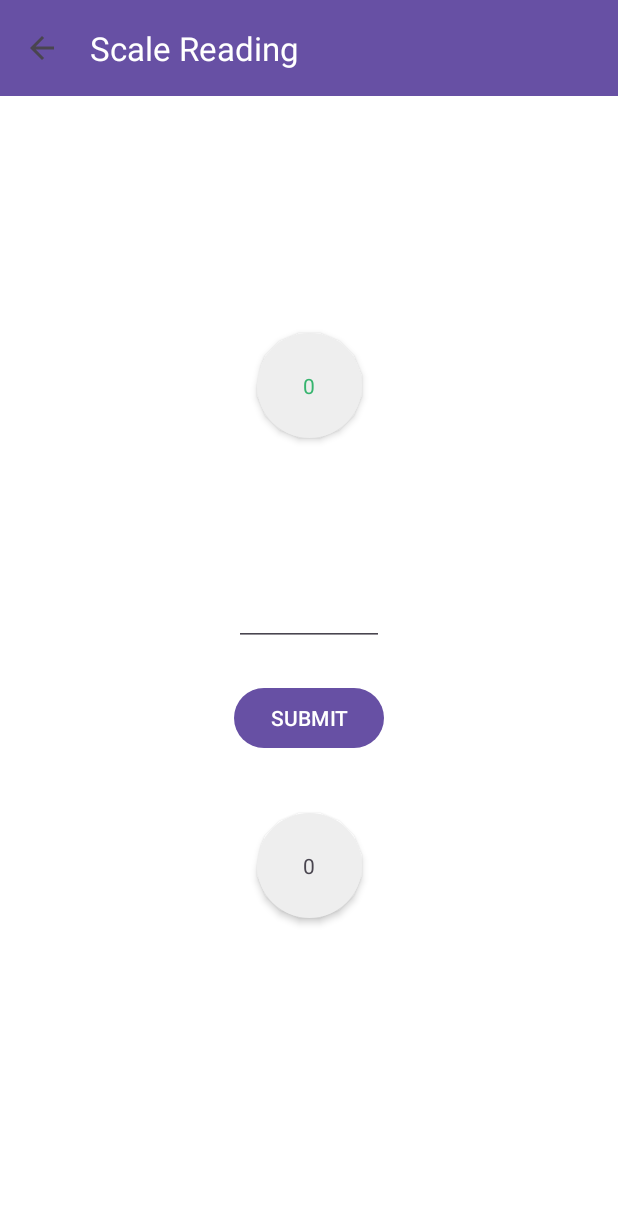
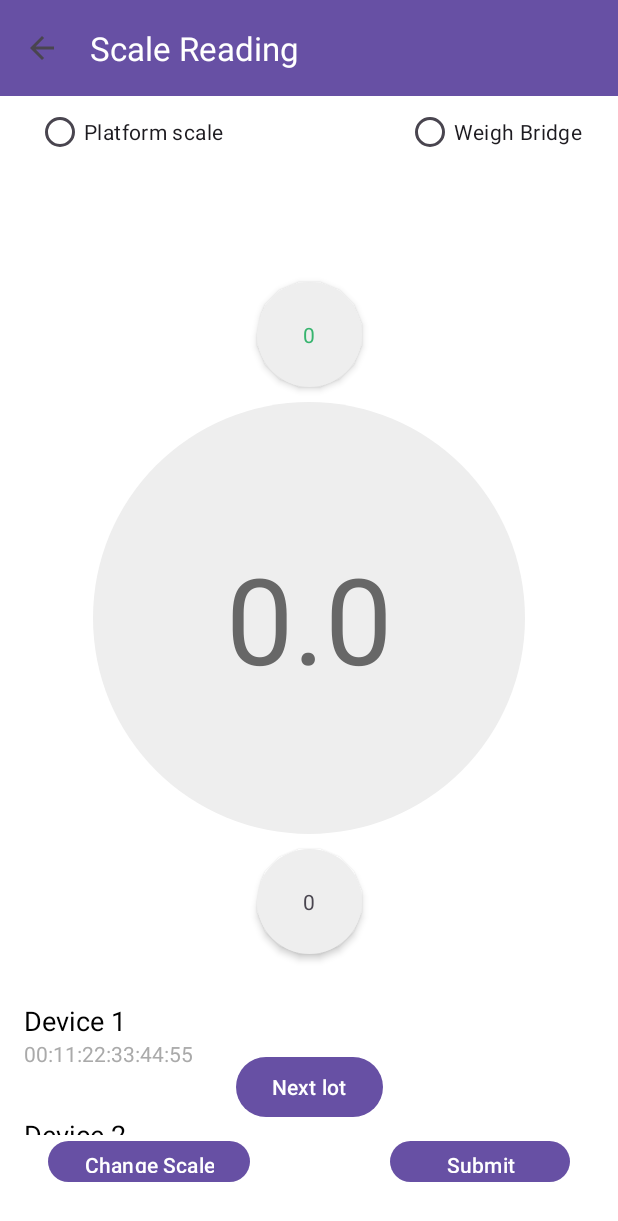
Before and after one commit to samAricha/BluetoothApplication, an Android app: the ScaleActivity screen opened directly, with no data from a screen before it, on a phone screen of 412 x 824 dp. Shown: the top 1221 px of the screen. Run offline under Robolectric (Android 15) with nearby library versions, the phone set to English and light mode, and no system bars; our stand-ins replace Dagger/Hilt's generated code.

Commit message:
feat(ScaleActivity): successfully setup the scale activity class. TODO => connect bluetooth and view devices either paired or not.

```diff
--- /dev/null
+++ b/app/src/main/java/com/teka/bluetoothapplication/BluetoothDeviceModel.kt
@@ -0,0 +1,6 @@
+package com.teka.bluetoothapplication
+
+data class BluetoothDeviceModel(
+    val name: String?,
+    val address: String
+)
--- /dev/null
+++ b/app/src/main/java/com/teka/bluetoothapplication/DeviceAdapter.kt
@@ -0,0 +1,82 @@
+package com.teka.bluetoothapplication
+
+import android.annotation.SuppressLint
+import android.bluetooth.BluetoothDevice
+import android.content.Context
+import android.view.LayoutInflater
+import android.view.View
+import android.view.ViewGroup
+import android.widget.TextView
+import androidx.recyclerview.widget.RecyclerView
+
+class DeviceAdapter(
+    private val context: Context,
+    private val devices: MutableList<BluetoothDeviceModel> = mutableListOf(),
+    private val listener: DeviceListener
+) : RecyclerView.Adapter<DeviceAdapter.DeviceHolder>() {
+
+    private val inflater: LayoutInflater = LayoutInflater.from(context)
+//    private var devices: MutableList<BluetoothDevice> = mutableListOf()
+//    private val listener: DeviceListener = context as DeviceListener
+
+    // Add a new device to the list and notify the adapter
+    fun addDevice(device: BluetoothDeviceModel) {
+        devices.add(device)
+        notifyItemInserted(devices.size - 1)
+    }
+
+    // Add a device at a specific index or replace an existing one by its address
+    @SuppressLint("MissingPermission")
+    fun addDevice(index: Int, device: BluetoothDeviceModel) {
+        for (i in devices.indices) {
+            val d = devices[i]
+            if (d.address == device.address) {
+                if (!d.name.isNullOrEmpty()) {
+                    return  // If the existing device has a non-empty name, return
+                }
+                devices.removeAt(i)
+                notifyItemRemoved(i)
+                break
+            }
+        }
+        devices.add(index, device)
+        notifyItemInserted(index)
+    }
+
+    // Clear the device list
+    fun clear() {
+        devices.clear()
+        notifyDataSetChanged()
+    }
+
+    override fun onCreateViewHolder(parent: ViewGroup, viewType: Int): DeviceHolder {
+        val view = inflater.inflate(R.layout.row_device, parent, false)
+        return DeviceHolder(view)
+    }
+
+    @SuppressLint("MissingPermission")
+    override fun onBindViewHolder(holder: DeviceHolder, position: Int) {
+        val device = devices[position]
+        holder.name.text = device.name ?: "Unknown Device"
+        holder.address.text = device.address
+
+        holder.itemView.setOnClickListener {
+            listener.onDeviceClicked(device)
+        }
+    }
+
+    override fun getItemCount(): Int {
+        return devices.size
+    }
+
+    // ViewHolder to represent each device item
+    inner class DeviceHolder(itemView: View) : RecyclerView.ViewHolder(itemView) {
+        val name: TextView = itemView.findViewById(R.id.name)
+        val address: TextView = itemView.findViewById(R.id.address)
+    }
+
+    // Interface for device click listener
+    interface DeviceListener {
+        fun onDeviceClicked(device: BluetoothDeviceModel)
+    }
+}
--- a/app/src/main/java/com/teka/bluetoothapplication/MyApplication.kt
+++ b/app/src/main/java/com/teka/bluetoothapplication/MyApplication.kt
@@ -2,9 +2,11 @@ package com.teka.bluetoothapplication;
 
 import android.app.Application;
 import android.content.Context
+import dagger.hilt.android.HiltAndroidApp
 
 import timber.log.Timber;
 
+@HiltAndroidApp
 class MyApplication : Application() {
 
     override fun onCreate() {
--- a/app/src/main/java/com/teka/bluetoothapplication/ScaleActivity.kt
+++ b/app/src/main/java/com/teka/bluetoothapplication/ScaleActivity.kt
@@ -1,13 +1,26 @@
 package com.teka.bluetoothapplication
 
+import android.bluetooth.BluetoothDevice
 import android.os.Bundle
+import android.widget.Toast
+import androidx.activity.viewModels
 import androidx.appcompat.app.AppCompatActivity
+import androidx.recyclerview.widget.LinearLayoutManager
+import androidx.recyclerview.widget.RecyclerView
+import com.teka.bluetoothapplication.bluetooth_module.BluetoothViewModel
 import com.teka.bluetoothapplication.databinding.ActivityScaleBinding
+import dagger.hilt.android.AndroidEntryPoint
+
+@AndroidEntryPoint
+class ScaleActivity : AppCompatActivity(), DeviceAdapter.DeviceListener {
+
+    private lateinit var binding: ActivityScaleBinding
+    private val btViewModel: BluetoothViewModel by viewModels()
+
+    private lateinit var deviceAdapter: DeviceAdapter
+    private lateinit var recyclerView: RecyclerView
 
 
-class ScaleActivity : AppCompatActivity() {
-
-    private lateinit var binding: ActivityScaleBinding
 
 
     override fun onCreate(savedInstanceState: Bundle?) {
@@ -17,6 +30,87 @@ class ScaleActivity : AppCompatActivity() {
 
         setSupportActionBar(binding.toolbar)
         supportActionBar?.setDisplayHomeAsUpEnabled(true)
+
+        deviceAdapter = DeviceAdapter(this, listener = this)
+        setupRecyclerView()
+
+
+        binding.scaleGroup.setOnCheckedChangeListener { _, checkedId ->
+            when (checkedId) {
+                R.id.isPlatform -> handlePlatformScale()
+                R.id.isBridge -> handleWeighBridgeScale()
+            }
+        }
+
+        binding.submit.setOnClickListener {
+            submitData()
+        }
+
+        binding.change.setOnClickListener {
+            changeScale()
+        }
+
+        binding.nextCan.setOnClickListener {
+            nextLot()
+        }
+
+        binding.submitTest.setOnClickListener {
+            submitTestData()
+        }
+
+        setupOtherViews()
+        // Add mock Bluetooth devices for testing
+        addMockDevices()
+    }
+
+    // Add mock Bluetooth devices to the adapter
+    private fun addMockDevices() {
+        val mockDevice1 = BluetoothDeviceModel("Device 1", "00:11:22:33:44:55")
+        val mockDevice2 = BluetoothDeviceModel("Device 2", "AA:BB:CC:DD:EE:FF")
+        val mockDevice3 = BluetoothDeviceModel("Device 3", "11:22:33:44:55:66")
+
+        deviceAdapter.addDevice(mockDevice1)
+        deviceAdapter.addDevice(mockDevice2)
+        deviceAdapter.addDevice(mockDevice3)
+    }
+
+
+    private fun setupRecyclerView() {
+        binding.recycler.layoutManager = LinearLayoutManager(this)
+         binding.recycler.adapter = deviceAdapter
+    }
+
+    private fun handlePlatformScale() {
+        // Logic when Platform scale is selected
+    }
+
+    private fun handleWeighBridgeScale() {
+        // Logic when Weigh Bridge is selected
+    }
+
+    private fun submitData() {
+        // Logic to submit data
+    }
+
+    private fun changeScale() {
+        // Logic to change scale
+    }
+
+    private fun nextLot() {
+        // Logic for next lot
+    }
+
+    private fun submitTestData() {
+        val testData = binding.testData.text.toString()
+        // Logic to handle the test data submission
+    }
+
+    private fun setupOtherViews() {
+        // Initialize the progress bar, text views, or any other view-related setup
+    }
+
+    override fun onDeviceClicked(device: BluetoothDeviceModel) {
+        Toast.makeText(this, "Clicked: ${device.name ?: "Unknown"}", Toast.LENGTH_SHORT).show()
     }
 
 }
--- a/app/src/main/res/layout/activity_scale.xml
+++ b/app/src/main/res/layout/activity_scale.xml
@@ -1,5 +1,6 @@
 <?xml version="1.0" encoding="utf-8"?>
-<androidx.constraintlayout.widget.ConstraintLayout xmlns:android="http://schemas.android.com/apk/res/android"
+<androidx.constraintlayout.widget.ConstraintLayout
+    xmlns:android="http://schemas.android.com/apk/res/android"
     xmlns:app="http://schemas.android.com/apk/res-auto"
     xmlns:tools="http://schemas.android.com/tools"
     android:layout_width="match_parent"
@@ -9,6 +10,7 @@
     tools:context=".ScaleActivity">
 
 
+    <!-- Toolbar at the top -->
     <androidx.appcompat.widget.Toolbar
         android:id="@+id/toolbar"
         android:layout_width="match_parent"
@@ -18,170 +20,171 @@
         app:titleTextColor="@color/white"
         app:layout_constraintTop_toTopOf="parent" />
 
+    <!-- RadioGroup for scale type -->
     <RadioGroup
+        android:id="@+id/scaleGroup"
         android:layout_width="match_parent"
         android:layout_height="wrap_content"
+        android:orientation="horizontal"
         android:paddingHorizontal="24dp"
-        android:orientation="horizontal"
-        android:id="@+id/scaleGroup"
-        app:layout_constraintBottom_toTopOf="@+id/quantity"
-        app:layout_constraintEnd_toEndOf="parent"
+        app:layout_constraintTop_toBottomOf="@+id/toolbar"
         app:layout_constraintStart_toStartOf="parent"
-        app:layout_constraintTop_toBottomOf="@+id/toolbar">
+        app:layout_constraintEnd_toEndOf="parent">
 
         <RadioButton
+            android:id="@+id/isPlatform"
             android:layout_width="wrap_content"
             android:layout_height="wrap_content"
-            android:text="Platform scale"
-            android:id="@+id/isPlatform" />
+            android:text="Platform scale" />
 
-        <LinearLayout
-            android:orientation="horizontal"
-            android:id="@+id/space"
+        <View
             android:layout_width="0dp"
             android:layout_height="60dp"
             android:layout_weight="1"/>
 
         <RadioButton
+            android:id="@+id/isBridge"
             android:layout_width="wrap_content"
             android:layout_height="wrap_content"
-            android:text="Weigh Bridge"
-            android:id="@+id/isBridge" />
+            android:text="Weigh Bridge" />
+    </RadioGroup>
 
-    </RadioGroup>
+    <!-- ProgressBar to indicate loading (centered) -->
+    <ProgressBar
+        android:id="@+id/loader"
+        android:layout_width="0dp"
+        android:layout_height="0dp"
+        app:layout_constraintWidth_percent="0.55"
+        app:layout_constraintDimensionRatio="1:1"
+        app:layout_constraintTop_toTopOf="parent"
+        app:layout_constraintBottom_toBottomOf="parent"
+        app:layout_constraintStart_toStartOf="parent"
+        app:layout_constraintEnd_toEndOf="parent" />
+
+    <!-- Counter for weighed batches (centered above loader) -->
     <TextView
+        android:id="@+id/weighed_batches_counter"
         android:layout_width="wrap_content"
         android:layout_height="wrap_content"
         android:background="@drawable/round"
         android:gravity="center"
         android:text="0"
-        android:id="@+id/weighed_batches_counter"
-        android:visibility="visible"
-        tools:visibility="visible"
         android:textColor="@color/colorPrimary"
+        android:elevation="3dp"
+        android:layout_marginTop="10dp"
+        android:layout_marginBottom="10dp"
         app:layout_constraintBottom_toTopOf="@+id/quantity"
-        app:layout_constraintEnd_toEndOf="parent"
         app:layout_constraintStart_toStartOf="parent"
-        app:layout_constraintTop_toTopOf="@id/loader"
-        android:layout_marginTop="10dp"
-        android:elevation="3dp"
-        />
+        app:layout_constraintEnd_toEndOf="parent" />
 
-    <ProgressBar
+
+    <!-- Quantity TextView to display weight (centered) -->
+    <TextView
+        android:id="@+id/quantity"
         android:layout_width="0dp"
         android:layout_height="0dp"
-        android:id="@+id/loader"
-        app:layout_constraintStart_toStartOf="parent"
-        app:layout_constraintEnd_toEndOf="parent"
-        app:layout_constraintBottom_toBottomOf="parent"
-        app:layout_constraintTop_toTopOf="parent"
-        app:layout_constraintWidth_percent="0.855"
-        app:layout_constraintDimensionRatio="1:1"/>
-
-    <TextView
-        android:layout_width="0dp"
-        android:layout_height="0dp"
-        android:id="@+id/quantity"
         android:background="@drawable/round"
+        android:gravity="center"
         android:text="0.0"
         android:textColor="@color/darkGray"
+        android:padding="16dp"
+        android:textSize="75sp"
         android:autoSizeTextType="uniform"
         android:autoSizeMaxTextSize="80sp"
         android:maxLines="1"
-        android:padding="16dp"
-        android:gravity="center"
-        android:textSize="75sp"
+        app:layout_constraintWidth_percent="0.7"
+        app:layout_constraintDimensionRatio="1:1"
+        app:layout_constraintTop_toTopOf="parent"
+        app:layout_constraintBottom_toBottomOf="parent"
         app:layout_constraintStart_toStartOf="parent"
-        app:layout_constraintEnd_toEndOf="parent"
-        app:layout_constraintBottom_toBottomOf="parent"
-        app:layout_constraintTop_toTopOf="parent"
-        app:layout_constraintWidth_percent="0.7"
-        app:layout_constraintDimensionRatio="1:1"/>
+        app:layout_constraintEnd_toEndOf="parent" />
 
+    <!-- Next counter (below the quantity) -->
     <TextView
+        android:id="@+id/next_counter"
         android:layout_width="wrap_content"
         android:layout_height="wrap_content"
         android:background="@drawable/round"
         android:gravity="center"
         android:text="0"
-        android:id="@+id/next_counter"
-        android:visibility="visible"
-        tools:visibility="visible"
-        app:layout_constraintBottom_toBottomOf="@+id/loader"
+        android:elevation="3dp"
+        android:layout_marginTop="10dp"
+        app:layout_constraintTop_toBottomOf="@+id/quantity"
+        app:layout_constraintStart_toStartOf="parent"
+        app:layout_constraintEnd_toEndOf="parent" />
+
+    <!-- RecyclerView (bottom section) -->
+    <androidx.recyclerview.widget.RecyclerView
+        android:id="@+id/recycler"
+        android:layout_width="match_parent"
+        android:layout_height="0dp"
+        android:layout_marginTop="16dp"
+        app:layout_constraintTop_toBottomOf="@+id/next_counter"
+        app:layout_constraintBottom_toTopOf="@+id/submit"
+        app:layout_constraintStart_toStartOf="parent"
+        app:layout_constraintEnd_toEndOf="parent" />
+
+    <!-- Next lot button (between RecyclerView and submit buttons) -->
+    <Button
+        android:id="@+id/next_can"
+        android:layout_width="wrap_content"
+        android:layout_height="wrap_content"
+        android:text="Next lot"
+        android:layout_marginBottom="8dp"
+        app:layout_constraintStart_toStartOf="parent"
         app:layout_constraintEnd_toEndOf="parent"
-        app:layout_constraintStart_toStartOf="parent"
-        app:layout_constraintTop_toBottomOf="@id/quantity"
-        android:layout_marginTop="10dp"
-        android:elevation="3dp"
-        />
+        app:layout_constraintBottom_toTopOf="@+id/submit" />
 
+
+    <!-- Submit button (bottom right) -->
     <Button
+        android:id="@+id/submit"
         android:layout_width="120dp"
         android:layout_height="35dp"
-        app:layout_constraintEnd_toEndOf="parent"
-        app:layout_constraintBottom_toBottomOf="parent"
         android:layout_margin="32dp"
         android:text="Submit"
-        android:id="@+id/submit"/>
+        app:layout_constraintEnd_toEndOf="parent"
+        app:layout_constraintBottom_toBottomOf="parent" />
+
+    <!-- Change scale button (bottom left) -->
+    <Button
+        android:id="@+id/change"
+        android:layout_width="wrap_content"
+        android:layout_height="35dp"
+        android:text="Change Scale"
+        android:layout_margin="32dp"
+        app:layout_constraintStart_toStartOf="parent"
+        app:layout_constraintBottom_toBottomOf="parent" />
 
 
-    <Button
-        android:layout_width="wrap_content"
-        android:layout_height="35dp"
+
+    <!-- Test mode layout (hidden unless needed) -->
+    <LinearLayout
+        android:id="@+id/testModeView"
+        android:layout_width="match_parent"
+        android:layout_height="wrap_content"
+        android:orientation="vertical"
+        android:gravity="center"
+        android:visibility="gone"
+        android:layout_marginTop="16dp"
+        app:layout_constraintTop_toBottomOf="@+id/toolbar"
+        app:layout_constraintBottom_toBottomOf="parent"
         app:layout_constraintStart_toStartOf="parent"
-        app:layout_constraintBottom_toBottomOf="parent"
-        android:layout_margin="32dp"
-        android:text="Change Scale"
-        android:id="@+id/change"/>
+        app:layout_constraintEnd_toEndOf="parent">
+
+        <EditText
+            android:id="@+id/testData"
+            android:layout_width="100dp"
+            android:layout_height="wrap_content"
+            android:inputType="numberDecimal" />
+
+        <Button
+            android:id="@+id/submitTest"
+            android:layout_width="wrap_content"
+            android:layout_height="wrap_content"
+            android:layout_marginTop="24dp"
+            android:text="SUBMIT" />
+    </LinearLayout>
 
 
-    <Button
-        android:id="@+id/next_can"
-        android:layout_width="0dp"
-        android:layout_height="35dp"
-        android:layout_marginBottom="16dp"
-        android:text="Next lot"
-        app:layout_constraintBottom_toTopOf="@+id/submit"
-        app:layout_constraintEnd_toEndOf="@+id/submit"
-        app:layout_constraintStart_toStartOf="@+id/change" />
-
-    <androidx.recyclerview.widget.RecyclerView
-        android:layout_width="match_parent"
-        android:layout_height="0dp"
-        android:visibility="visible"
-        app:layout_constraintTop_toBottomOf="@+id/toolbar"
-        app:layout_constraintBottom_toBottomOf="parent"
-        android:layout_below="@+id/toolbar"
-        android:background="@android:color/white"
-        android:id="@+id/recycler" />
-
-    <LinearLayout
-        android:layout_width="match_parent"
-        android:layout_height="0dp"
-        android:id="@+id/testModeView"
-        android:orientation="vertical"
-        android:gravity="center"
-        android:visibility="visible"
-        app:layout_constraintStart_toStartOf="parent"
-        app:layout_constraintEnd_toEndOf="parent"
-        android:background="@android:color/white"
-        app:layout_constraintTop_toBottomOf="@+id/toolbar"
-        app:layout_constraintBottom_toBottomOf="parent">
-
-        <EditText
-            android:layout_width="100dp"
-            android:layout_height="wrap_content"
-            android:inputType="numberDecimal"
-            android:id="@+id/testData"/>
-
-        <Button
-            android:layout_width="wrap_content"
-            android:layout_height="wrap_content"
-            android:text="SUBMIT"
-            android:layout_marginTop="24dp"
-            android:id="@+id/submitTest"/>
-
-
-    </LinearLayout>
-
 </androidx.constraintlayout.widget.ConstraintLayout>
--- /dev/null
+++ b/app/src/main/res/layout/row_device.xml
@@ -0,0 +1,24 @@
+<?xml version="1.0" encoding="utf-8"?>
+<LinearLayout
+    xmlns:android="http://schemas.android.com/apk/res/android"
+    android:layout_width="match_parent"
+    android:layout_height="wrap_content"
+    android:orientation="vertical"
+    android:padding="16dp">
+
+    <TextView
+        android:id="@+id/name"
+        android:layout_width="wrap_content"
+        android:layout_height="wrap_content"
+        android:text="Device Name"
+        android:textSize="18sp"
+        android:textColor="@android:color/black" />
+
+    <TextView
+        android:id="@+id/address"
+        android:layout_width="wrap_content"
+        android:layout_height="wrap_content"
+        android:text="Device Address"
+        android:textSize="14sp"
+        android:textColor="@android:color/darker_gray" />
+</LinearLayout>
--- a/build.gradle.kts
+++ b/build.gradle.kts
@@ -2,4 +2,7 @@
 plugins {
     alias(libs.plugins.android.application) apply false
     alias(libs.plugins.jetbrains.kotlin.android) apply false
+
+    id("com.google.dagger.hilt.android") version "2.51.1" apply false
+    id ("org.jetbrains.kotlin.plugin.serialization") version "1.9.20" apply false
 }
```
Also changed, not shown: app/build.gradle.kts (+22 -0 lines), app/src/main/java/com/teka/bluetoothapplication/MainActivity.kt (+30 -16 lines), app/src/main/java/com/teka/bluetoothapplication/bluetooth_module/BluetoothViewModel.kt (+10 -5 lines), app/src/main/java/com/teka/bluetoothapplication/di/AppModule.kt (added, +24 -0 lines), app/src/main/java/com/teka/bluetoothapplication/di/BluetoothModule.kt (added, +24 -0 lines), app/src/main/res/layout/activity_main.xml (+34 -2 lines).
